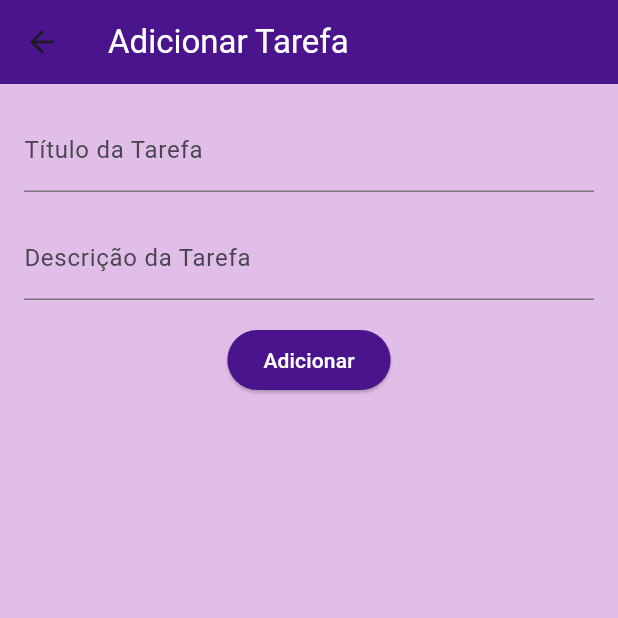
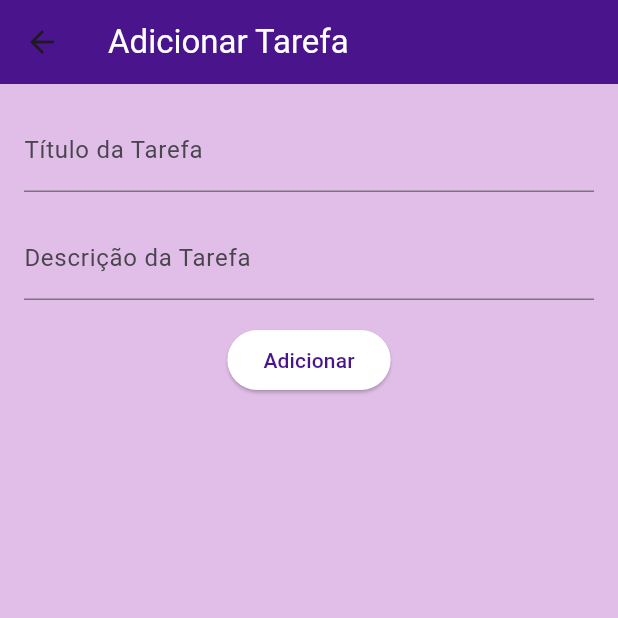
Before and after one commit to theoravi/exercavaliativoflutter, a Flutter app: the TelaAdicionarTarefa screen opened by its route, on a phone screen of 412 x 824 dp, the top half of it. Run offline on Flutter 3.47's test engine with Material 3 defaults, Android fonts, the phone set to English and light mode, and no system bars.

Commit message:
correção second_page

```diff
--- a/lib/second_page.dart
+++ b/lib/second_page.dart
@@ -45,8 +45,8 @@ class TelaAdicionarTarefa extends StatelessWidget {
                 Navigator.pop(context);
               },
               style: ElevatedButton.styleFrom(
-                primary: Colors.purple[900], // Fundo roxo escuro
-                onPrimary: Colors.white, // Fonte branca
+                foregroundColor: Colors.purple[900], // Fundo roxo escuro
+                backgroundColor: Colors.white, // Fonte branca
               ),
               child: Text('Adicionar'),
             ),
```
